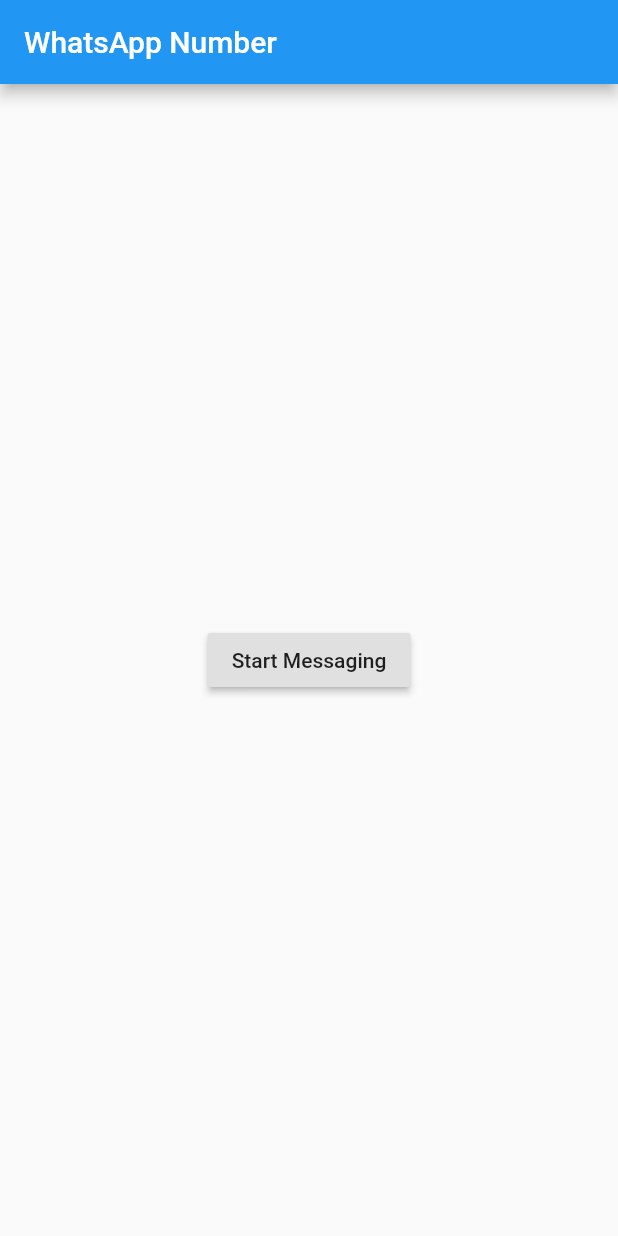
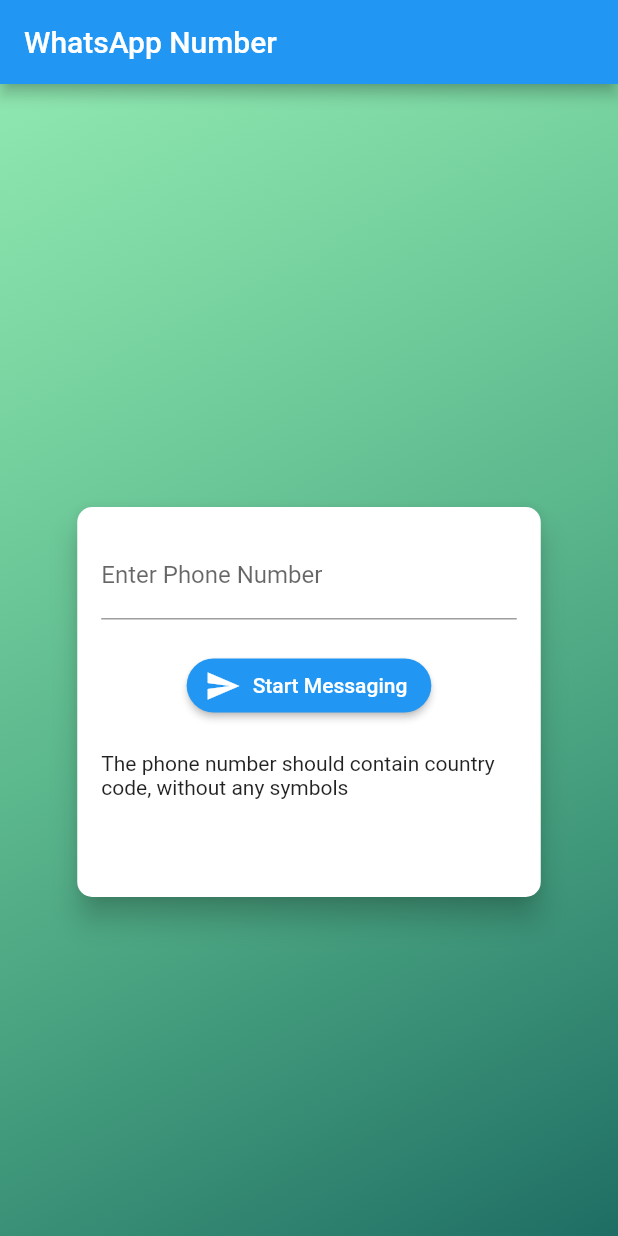
Before and after one commit to vijay0405/Click-To-Chat-for-WhatsApp, a Flutter app: the screen it shows after launch, on a phone screen of 412 x 824 dp. Run offline on Flutter 3.47's test engine with Material 2 defaults, Android fonts, the phone set to English and light mode, and no system bars.

Commit message:
updated ui

```diff
--- a/lib/main.dart
+++ b/lib/main.dart
@@ -3,9 +3,87 @@ import 'package:url_launcher/url_launcher.dart';
 
 void main() => runApp(MyApp());
 
+
 class MyApp extends StatelessWidget {
-  _launchURL() async {
-    const url = 'https://api.WhatsApp.com/send?phone=917894561235';
+  // This widget is the root of your application.
+  @override
+  Widget build(BuildContext context) {
+    return new MaterialApp(
+      title: 'WhatsNum',
+      theme: new ThemeData(
+        primarySwatch: Colors.red,
+      ),
+      home: new MyHomePage(),
+    );
+  }
+}
+
+class MyHomePage extends StatelessWidget {
+
+  @override
+  Widget build(BuildContext context) {
+    final deviceSize = MediaQuery.of(context).size;
+    return MaterialApp(
+      title: 'WhatsNum',
+      home: Scaffold(
+        appBar: AppBar(
+          title: Text('WhatsApp Number'),
+        ),
+        body: Stack(
+          children: <Widget>[
+            Container(
+              decoration: BoxDecoration(
+                gradient: LinearGradient(
+                  colors: [
+                    Color.fromRGBO(37, 211, 102, 1).withOpacity(0.5),
+                    Color.fromRGBO(7, 94, 84, 1).withOpacity(0.9),
+                  ],
+                  begin: Alignment.topLeft,
+                  end: Alignment.bottomRight,
+                  stops: [0, 1],
+                ),
+              ),
+            ),
+            SingleChildScrollView(
+              child: Container(
+                height: deviceSize.height,
+                width: deviceSize.width,
+                child: Column(
+                  mainAxisAlignment: MainAxisAlignment.center,
+                  crossAxisAlignment: CrossAxisAlignment.center,
+                  children: <Widget>[
+                    Flexible(
+                      flex: deviceSize.width > 600 ? 2 : 1,
+                      child: MessageCard(),
+                    ),
+                  ],
+                ),
+              ),
+            ),
+          ],
+        ),
+      ),
+    );
+  }
+}
+
+class MessageCard extends StatefulWidget {
+  @override
+  _MessageCardState createState() => _MessageCardState();
+}
+
+class _MessageCardState extends State<MessageCard> {
+  final GlobalKey<FormState> _formKey = GlobalKey();
+  var phoneNumber = "";
+
+  void _launchURL() async {
+    if (!_formKey.currentState.validate()) {
+      // Invalid!
+      return;
+    }
+    _formKey.currentState.save();
+
+    var url = 'https://api.WhatsApp.com/send?phone=' + phoneNumber;
     if (await canLaunch(url)) {
       await launch(url);
     } else {
@@ -15,16 +93,55 @@ class MyApp extends StatelessWidget {
 
   @override
   Widget build(BuildContext context) {
-    return MaterialApp(
-      title: 'WhatsNum',
-      home: Scaffold(
-        appBar: AppBar(
-          title: Text('WhatsApp Number'),
-        ),
-        body: Center(
-          child: RaisedButton(
-            onPressed: _launchURL,
-            child: Text('Start Messaging'),
+    final deviceSize = MediaQuery.of(context).size;
+    return Card(
+      shape: RoundedRectangleBorder(
+        borderRadius: BorderRadius.circular(10.0),
+      ),
+      elevation: 8.0,
+      child: AnimatedContainer(
+        duration: Duration(milliseconds: 300),
+        curve: Curves.easeIn,
+        height: 260,
+        constraints: BoxConstraints(minHeight: 260),
+        width: deviceSize.width * 0.75,
+        padding: EdgeInsets.all(16.0),
+        child: Form(
+          key: _formKey,
+          child: SingleChildScrollView(
+            child: Column(
+              children: <Widget>[
+                TextFormField(
+                  decoration: InputDecoration(labelText: 'Enter Phone Number'),
+                  keyboardType: TextInputType.emailAddress,
+                  validator: (value) {
+                    if (value.isEmpty) {
+                      return 'Invalid input!';
+                    }
+                  },
+                  onSaved: (value) {
+                    phoneNumber = value;
+                  },
+                ),
+                SizedBox(
+                  height: 20,
+                ),
+                RaisedButton.icon(
+                  label: Text("Start Messaging"),
+                  onPressed: _launchURL,
+                  shape: RoundedRectangleBorder(
+                    borderRadius: BorderRadius.circular(30),
+                  ),
+                  icon: Icon(Icons.send),
+                  color: Theme.of(context).primaryColor,
+                  textColor: Theme.of(context).primaryTextTheme.button.color,
+                ),
+                SizedBox(
+                  height: 20,
+                ),
+                Text("The phone number should contain country code, without any symbols")
+              ],
+            ),
           ),
         ),
       ),
--- a/pubspec.yaml
+++ b/pubspec.yaml
@@ -20,6 +20,7 @@ dependencies:
   flutter:
     sdk: flutter
   url_launcher: ^5.4.10
+
 
 
   # The following adds the Cupertino Icons font to your application.
```
